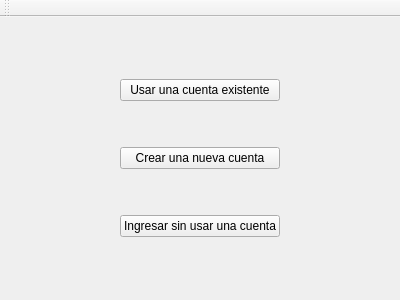
Old version of the form resources/ui/IntroWindow.ui in the repository WalterCM/QuizMan.
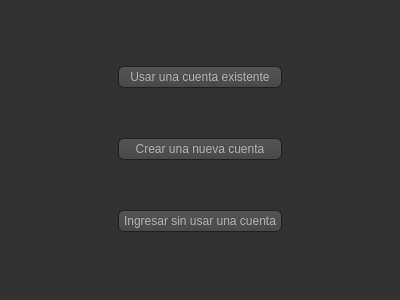
New version of the form. Icons and pictures are not drawn.

Commit message: Changed the ui style and added question class

Patch:
```diff
--- a/resources/ui/IntroWindow.ui
+++ b/resources/ui/IntroWindow.ui
@@ -13,6 +13,471 @@
   <property name="windowTitle">
    <string>QuizMan</string>
   </property>
+  <property name="styleSheet">
+   <string notr="true">QToolTip
+{
+     border: 1px solid black;
+     background-color: #ffa02f;
+     padding: 1px;
+     border-radius: 3px;
+     opacity: 100;
+}
+
+QWidget
+{
+    color: #b1b1b1;
+    background-color: #323232;
+}
+
+QWidget:item:hover
+{
+    background-color: QLinearGradient( x1: 0, y1: 0, x2: 0, y2: 1, stop: 0 #ffa02f, stop: 1 #ca0619);
+    color: #000000;
+}
+
+QWidget:item:selected
+{
+    background-color: QLinearGradient( x1: 0, y1: 0, x2: 0, y2: 1, stop: 0 #ffa02f, stop: 1 #d7801a);
+}
+
+QMenuBar::item
+{
+    background: transparent;
+}
+
+QMenuBar::item:selected
+{
+    background: transparent;
+    border: 1px solid #ffaa00;
+}
+
+QMenuBar::item:pressed
+{
+    background: #444;
+    border: 1px solid #000;
+    background-color: QLinearGradient(
+        x1:0, y1:0,
+        x2:0, y2:1,
+        stop:1 #212121,
+        stop:0.4 #343434/*,
+        stop:0.2 #343434,
+        stop:0.1 #ffaa00*/
+    );
+    margin-bottom:-1px;
+    padding-bottom:1px;
+}
+
+QMenu
+{
+    border: 1px solid #000;
+}
+
+QMenu::item
+{
+    padding: 2px 20px 2px 20px;
+}
+
+QMenu::item:selected
+{
+    color: #000000;
+}
+
+QWidget:disabled
+{
+    color: #404040;
+    background-color: #323232;
+}
+
+QAbstractItemView
+{
+    background-color: QLinearGradient( x1: 0, y1: 0, x2: 0, y2: 1, stop: 0 #4d4d4d, stop: 0.1 #646464, stop: 1 #5d5d5d);
+}
+
+QWidget:focus
+{
+    /*border: 2px solid QLinearGradient( x1: 0, y1: 0, x2: 0, y2: 1, stop: 0 #ffa02f, stop: 1 #d7801a);*/
+}
+
+QLineEdit
+{
+    background-color: QLinearGradient( x1: 0, y1: 0, x2: 0, y2: 1, stop: 0 #4d4d4d, stop: 0 #646464, stop: 1 #5d5d5d);
+    padding: 1px;
+    border-style: solid;
+    border: 1px solid #1e1e1e;
+    border-radius: 5;
+}
+
+QPushButton
+{
+    color: #b1b1b1;
+    background-color: QLinearGradient( x1: 0, y1: 0, x2: 0, y2: 1, stop: 0 #565656, stop: 0.1 #525252, stop: 0.5 #4e4e4e, stop: 0.9 #4a4a4a, stop: 1 #464646);
+    border-width: 1px;
+    border-color: #1e1e1e;
+    border-style: solid;
+    border-radius: 6;
+    padding: 3px;
+    font-size: 12px;
+    padding-left: 5px;
+    padding-right: 5px;
+}
+
+QPushButton:pressed
+{
+    background-color: QLinearGradient( x1: 0, y1: 0, x2: 0, y2: 1, stop: 0 #2d2d2d, stop: 0.1 #2b2b2b, stop: 0.5 #292929, stop: 0.9 #282828, stop: 1 #252525);
+}
+
+QComboBox
+{
+    selection-background-color: #ffaa00;
+    background-color: QLinearGradient( x1: 0, y1: 0, x2: 0, y2: 1, stop: 0 #565656, stop: 0.1 #525252, stop: 0.5 #4e4e4e, stop: 0.9 #4a4a4a, stop: 1 #464646);
+    border-style: solid;
+    border: 1px solid #1e1e1e;
+    border-radius: 5;
+}
+
+QComboBox:hover,QPushButton:hover
+{
+    border: 2px solid QLinearGradient( x1: 0, y1: 0, x2: 0, y2: 1, stop: 0 #ffa02f, stop: 1 #d7801a);
+}
+
+QComboBox:on
+{
+    padding-top: 3px;
+    padding-left: 4px;
+    background-color: QLinearGradient( x1: 0, y1: 0, x2: 0, y2: 1, stop: 0 #2d2d2d, stop: 0.1 #2b2b2b, stop: 0.5 #292929, stop: 0.9 #282828, stop: 1 #252525);
+    selection-background-color: #ffaa00;
+}
+
+QComboBox QAbstractItemView
+{
+    border: 2px solid darkgray;
+    selection-background-color: QLinearGradient( x1: 0, y1: 0, x2: 0, y2: 1, stop: 0 #ffa02f, stop: 1 #d7801a);
+}
+
+QComboBox::drop-down
+{
+     subcontrol-origin: padding;
+     subcontrol-position: top right;
+     width: 15px;
+
+     border-left-width: 0px;
+     border-left-color: darkgray;
+     border-left-style: solid; /* just a single line */
+     border-top-right-radius: 3px; /* same radius as the QComboBox */
+     border-bottom-right-radius: 3px;
+ }
+
+QComboBox::down-arrow
+{
+     image: url(:/down_arrow.png);
+}
+
+QGroupBox:focus
+{
+border: 2px solid QLinearGradient( x1: 0, y1: 0, x2: 0, y2: 1, stop: 0 #ffa02f, stop: 1 #d7801a);
+}
+
+QTextEdit:focus
+{
+    border: 2px solid QLinearGradient( x1: 0, y1: 0, x2: 0, y2: 1, stop: 0 #ffa02f, stop: 1 #d7801a);
+}
+
+QScrollBar:horizontal {
+     border: 1px solid #222222;
+     background: QLinearGradient( x1: 0, y1: 0, x2: 0, y2: 1, stop: 0.0 #121212, stop: 0.2 #282828, stop: 1 #484848);
+     height: 7px;
+     margin: 0px 16px 0 16px;
+}
+
+QScrollBar::handle:horizontal
+{
+      background: QLinearGradient( x1: 0, y1: 0, x2: 1, y2: 0, stop: 0 #ffa02f, stop: 0.5 #d7801a, stop: 1 #ffa02f);
+      min-height: 20px;
+      border-radius: 2px;
+}
+
+QScrollBar::add-line:horizontal {
+      border: 1px solid #1b1b19;
+      border-radius: 2px;
+      background: QLinearGradient( x1: 0, y1: 0, x2: 1, y2: 0, stop: 0 #ffa02f, stop: 1 #d7801a);
+      width: 14px;
+      subcontrol-position: right;
+      subcontrol-origin: margin;
+}
+
+QScrollBar::sub-line:horizontal {
+      border: 1px solid #1b1b19;
+      border-radius: 2px;
+      background: QLinearGradient( x1: 0, y1: 0, x2: 1, y2: 0, stop: 0 #ffa02f, stop: 1 #d7801a);
+      width: 14px;
+     subcontrol-position: left;
+     subcontrol-origin: margin;
+}
+
+QScrollBar::right-arrow:horizontal, QScrollBar::left-arrow:horizontal
+{
+      border: 1px solid black;
+      width: 1px;
+      height: 1px;
+      background: white;
+}
+
+QScrollBar::add-page:horizontal, QScrollBar::sub-page:horizontal
+{
+      background: none;
+}
+
+QScrollBar:vertical
+{
+      background: QLinearGradient( x1: 0, y1: 0, x2: 1, y2: 0, stop: 0.0 #121212, stop: 0.2 #282828, stop: 1 #484848);
+      width: 7px;
+      margin: 16px 0 16px 0;
+      border: 1px solid #222222;
+}
+
+QScrollBar::handle:vertical
+{
+      background: QLinearGradient( x1: 0, y1: 0, x2: 0, y2: 1, stop: 0 #ffa02f, stop: 0.5 #d7801a, stop: 1 #ffa02f);
+      min-height: 20px;
+      border-radius: 2px;
+}
+
+QScrollBar::add-line:vertical
+{
+      border: 1px solid #1b1b19;
+      border-radius: 2px;
+      background: QLinearGradient( x1: 0, y1: 0, x2: 0, y2: 1, stop: 0 #ffa02f, stop: 1 #d7801a);
+      height: 14px;
+      subcontrol-position: bottom;
+      subcontrol-origin: margin;
+}
+
+QScrollBar::sub-line:vertical
+{
+      border: 1px solid #1b1b19;
+      border-radius: 2px;
+      background: QLinearGradient( x1: 0, y1: 0, x2: 0, y2: 1, stop: 0 #d7801a, stop: 1 #ffa02f);
+      height: 14px;
+      subcontrol-position: top;
+      subcontrol-origin: margin;
+}
+
+QScrollBar::up-arrow:vertical, QScrollBar::down-arrow:vertical
+{
+      border: 1px solid black;
+      width: 1px;
+      height: 1px;
+      background: white;
+}
+
+
+QScrollBar::add-page:vertical, QScrollBar::sub-page:vertical
+{
+      background: none;
+}
+
+QTextEdit
+{
+    background-color: #242424;
+}
+
+QPlainTextEdit
+{
+    background-color: #242424;
+}
+
+QHeaderView::section
+{
+    background-color: QLinearGradient(x1:0, y1:0, x2:0, y2:1, stop:0 #616161, stop: 0.5 #505050, stop: 0.6 #434343, stop:1 #656565);
+    color: white;
+    padding-left: 4px;
+    border: 1px solid #6c6c6c;
+}
+
+QCheckBox:disabled
+{
+color: #414141;
+}
+
+QDockWidget::title
+{
+    text-align: center;
+    spacing: 3px; /* spacing between items in the tool bar */
+    background-color: QLinearGradient(x1:0, y1:0, x2:0, y2:1, stop:0 #323232, stop: 0.5 #242424, stop:1 #323232);
+}
+
+QDockWidget::close-button, QDockWidget::float-button
+{
+    text-align: center;
+    spacing: 1px; /* spacing between items in the tool bar */
+    background-color: QLinearGradient(x1:0, y1:0, x2:0, y2:1, stop:0 #323232, stop: 0.5 #242424, stop:1 #323232);
+}
+
+QDockWidget::close-button:hover, QDockWidget::float-button:hover
+{
+    background: #242424;
+}
+
+QDockWidget::close-button:pressed, QDockWidget::float-button:pressed
+{
+    padding: 1px -1px -1px 1px;
+}
+
+QMainWindow::separator
+{
+    background-color: QLinearGradient(x1:0, y1:0, x2:0, y2:1, stop:0 #161616, stop: 0.5 #151515, stop: 0.6 #212121, stop:1 #343434);
+    color: white;
+    padding-left: 4px;
+    border: 1px solid #4c4c4c;
+    spacing: 3px; /* spacing between items in the tool bar */
+}
+
+QMainWindow::separator:hover
+{
+
+    background-color: QLinearGradient(x1:0, y1:0, x2:0, y2:1, stop:0 #d7801a, stop:0.5 #b56c17 stop:1 #ffa02f);
+    color: white;
+    padding-left: 4px;
+    border: 1px solid #6c6c6c;
+    spacing: 3px; /* spacing between items in the tool bar */
+}
+
+QToolBar::handle
+{
+     spacing: 3px; /* spacing between items in the tool bar */
+     background: url(:/images/handle.png);
+}
+
+QMenu::separator
+{
+    height: 2px;
+    background-color: QLinearGradient(x1:0, y1:0, x2:0, y2:1, stop:0 #161616, stop: 0.5 #151515, stop: 0.6 #212121, stop:1 #343434);
+    color: white;
+    padding-left: 4px;
+    margin-left: 10px;
+    margin-right: 5px;
+}
+
+QProgressBar
+{
+    border: 2px solid grey;
+    border-radius: 5px;
+    text-align: center;
+}
+
+QProgressBar::chunk
+{
+    background-color: #d7801a;
+    width: 2.15px;
+    margin: 0.5px;
+}
+
+QTabBar::tab {
+    color: #b1b1b1;
+    border: 1px solid #444;
+    border-bottom-style: none;
+    background-color: #323232;
+    padding-left: 10px;
+    padding-right: 10px;
+    padding-top: 3px;
+    padding-bottom: 2px;
+    margin-right: -1px;
+}
+
+QTabWidget::pane {
+    border: 1px solid #444;
+    top: 1px;
+}
+
+QTabBar::tab:last
+{
+    margin-right: 0; /* the last selected tab has nothing to overlap with on the right */
+    border-top-right-radius: 3px;
+}
+
+QTabBar::tab:first:!selected
+{
+ margin-left: 0px; /* the last selected tab has nothing to overlap with on the right */
+
+
+    border-top-left-radius: 3px;
+}
+
+QTabBar::tab:!selected
+{
+    color: #b1b1b1;
+    border-bottom-style: solid;
+    margin-top: 3px;
+    background-color: QLinearGradient(x1:0, y1:0, x2:0, y2:1, stop:1 #212121, stop:.4 #343434);
+}
+
+QTabBar::tab:selected
+{
+    border-top-left-radius: 3px;
+    border-top-right-radius: 3px;
+    margin-bottom: 0px;
+}
+
+QTabBar::tab:!selected:hover
+{
+    /*border-top: 2px solid #ffaa00;
+    padding-bottom: 3px;*/
+    border-top-left-radius: 3px;
+    border-top-right-radius: 3px;
+    background-color: QLinearGradient(x1:0, y1:0, x2:0, y2:1, stop:1 #212121, stop:0.4 #343434, stop:0.2 #343434, stop:0.1 #ffaa00);
+}
+
+QRadioButton::indicator:checked, QRadioButton::indicator:unchecked{
+    color: #b1b1b1;
+    background-color: #323232;
+    border: 1px solid #b1b1b1;
+    border-radius: 6px;
+}
+
+QRadioButton::indicator:checked
+{
+    background-color: qradialgradient(
+        cx: 0.5, cy: 0.5,
+        fx: 0.5, fy: 0.5,
+        radius: 1.0,
+        stop: 0.25 #ffaa00,
+        stop: 0.3 #323232
+    );
+}
+
+QCheckBox::indicator{
+    color: #b1b1b1;
+    background-color: #323232;
+    border: 1px solid #b1b1b1;
+    width: 9px;
+    height: 9px;
+}
+
+QRadioButton::indicator
+{
+    border-radius: 6px;
+}
+
+QRadioButton::indicator:hover, QCheckBox::indicator:hover
+{
+    border: 1px solid #ffaa00;
+}
+
+QCheckBox::indicator:checked
+{
+    image:url(:/images/checkbox.png);
+}
+
+QCheckBox::indicator:disabled, QRadioButton::indicator:disabled
+{
+    border: 1px solid #444;
+}
+
+QScrollArea:focus
+{
+border: 1px solid black;
+}</string>
+  </property>
   <widget class="QWidget" name="centralWidget">
    <layout class="QGridLayout" name="gridLayout_3">
     <item row="0" column="0">
@@ -198,14 +663,6 @@
     </item>
    </layout>
   </widget>
-  <widget class="QToolBar" name="mainToolBar">
-   <attribute name="toolBarArea">
-    <enum>TopToolBarArea</enum>
-   </attribute>
-   <attribute name="toolBarBreak">
-    <bool>false</bool>
-   </attribute>
-  </widget>
  </widget>
  <layoutdefault spacing="6" margin="11"/>
  <resources/>
```
The commit also changes 9 other files.
